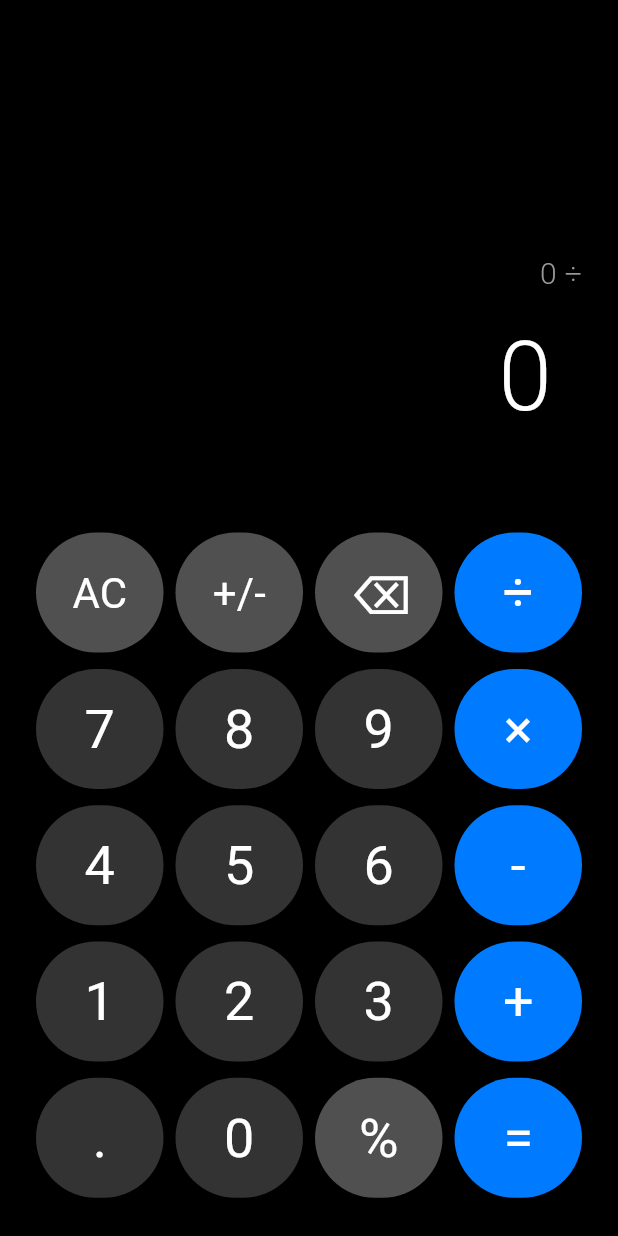
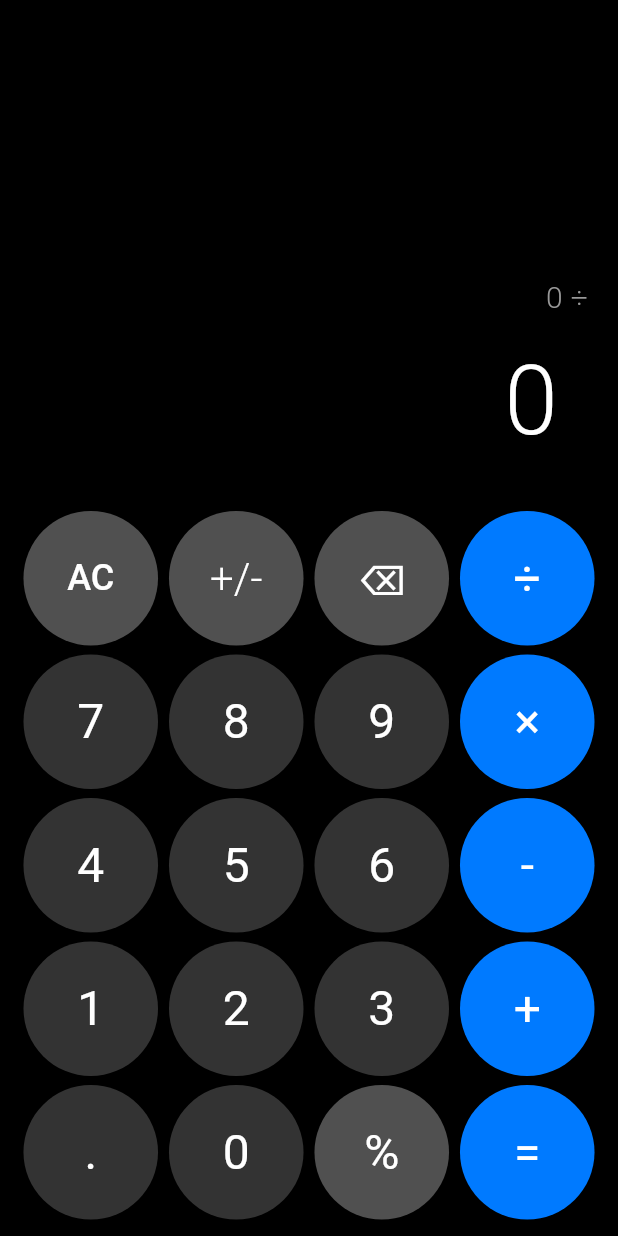
Before and after one commit to FiazJutt/calculator_app, a Flutter app: the screen it shows after launch, after a tap on an icon or button, on a phone screen of 412 x 824 dp. Run offline on Flutter 3.47's test engine with Material 3 defaults, Android fonts, the phone set to English and light mode, and no system bars.

Commit message:
Done minor changes for mobile view. and fix some buttons.

```diff
--- a/lib/buttons.dart
+++ b/lib/buttons.dart
@@ -27,26 +27,47 @@ class CalculatorButton {
         break;
     }
 
+    // Determine if this is an icon button or text button
+    bool isIcon = text == "⌫" || text == "+/-";
+    double fontSize;
+    FontWeight fontWeight;
+
+    if (isIcon) {
+      fontSize = 28;
+      fontWeight = FontWeight.w300;
+    } else if (text.length > 1) {
+      fontSize = 24;
+      fontWeight = FontWeight.w500;
+    } else {
+      fontSize = 32;
+      fontWeight = FontWeight.w400;
+    }
+
     return Expanded(
       flex: flex,
       child: Container(
-        margin: const EdgeInsets.all(4),
-        height: 80,
+        margin: const EdgeInsets.all(3),
+        child: AspectRatio(
+          aspectRatio: 1.0, // Make buttons perfectly circular
           child: ElevatedButton(
             onPressed: onPressed,
             style: ElevatedButton.styleFrom(
               backgroundColor: backgroundColor,
               foregroundColor: textColor,
-            shape: RoundedRectangleBorder(
-              borderRadius: BorderRadius.circular(40),
+              shape: const CircleBorder(),
+              elevation: 0,
+              padding: EdgeInsets.zero,
             ),
-            elevation: 0,
-          ),
+            child: FittedBox(
+              fit: BoxFit.scaleDown,
               child: Text(
                 text,
                 style: TextStyle(
-              fontSize: text.length > 1 ? 28 : 36,
-              fontWeight: FontWeight.w400,
+                  fontSize: fontSize,
+                  fontWeight: fontWeight,
+                ),
+                textAlign: TextAlign.center,
+              ),
             ),
           ),
         ),
--- a/lib/calculator_page.dart
+++ b/lib/calculator_page.dart
@@ -346,7 +346,7 @@ class _CalculatorPageState extends State<CalculatorPage> {
               flex: 2,
               child: Container(
                 width: double.infinity,
-                padding: const EdgeInsets.symmetric(horizontal: 24, vertical: 32),
+                padding: const EdgeInsets.symmetric(horizontal: 20, vertical: 16),
                 child: Column(
                   mainAxisAlignment: MainAxisAlignment.end,
                   crossAxisAlignment: CrossAxisAlignment.end,
@@ -385,7 +385,7 @@ class _CalculatorPageState extends State<CalculatorPage> {
             Expanded(
               flex: 3,
               child: Container(
-                padding: const EdgeInsets.all(20),
+                padding: const EdgeInsets.symmetric(horizontal: 12, vertical: 8),
                 child: Column(
                   children: [
                     // Row 1: AC, +/-, ⌫, ÷
```
Also changed, not shown: flutter_04.png (added), 2 other files. Lines whose indentation alone changed are shown as unchanged.
